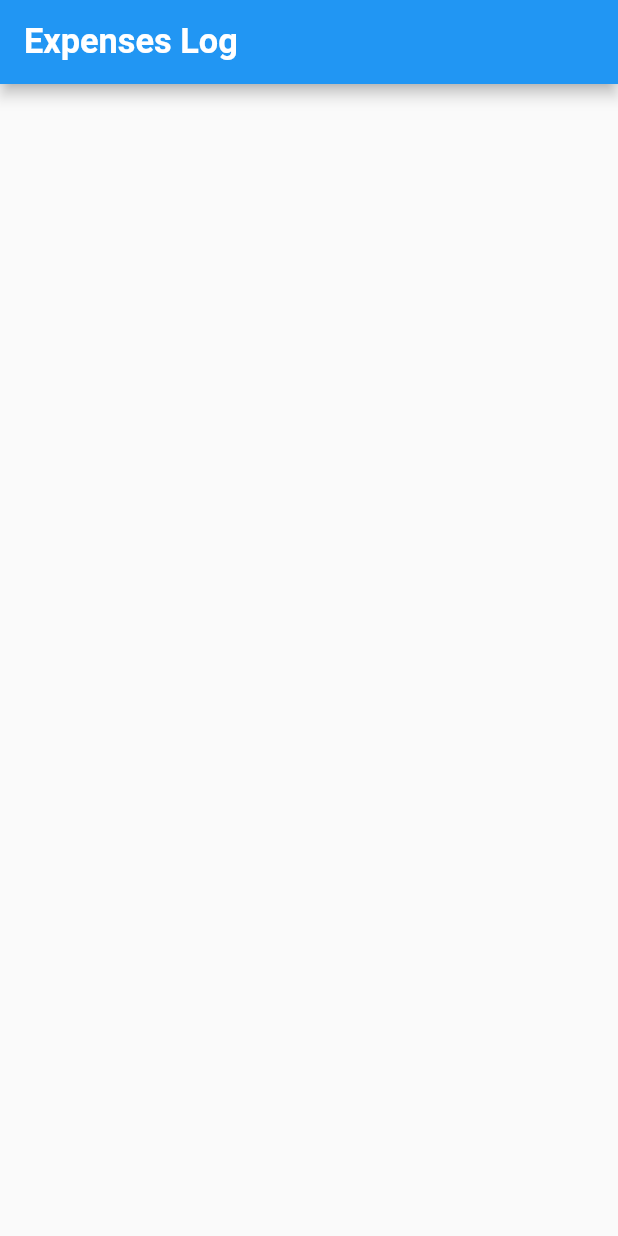
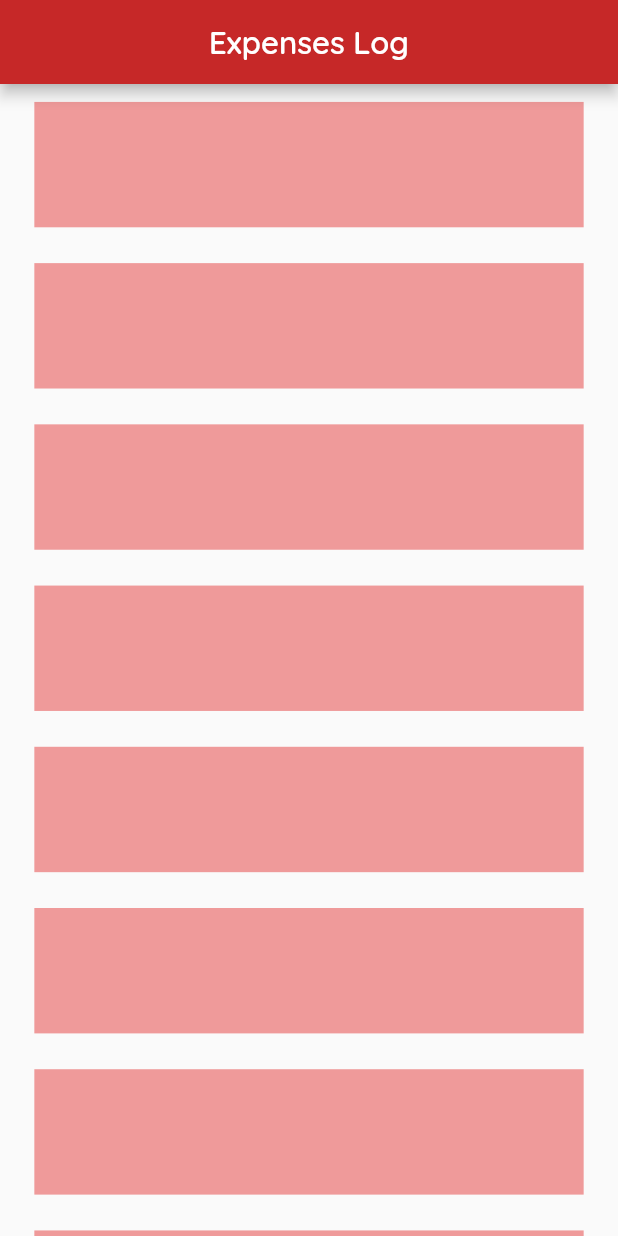
Before and after one commit to ozaenzenzen/flutter-FAMExpensesLog, a Flutter app: the screen it shows after launch, on a phone screen of 412 x 824 dp. Run offline on Flutter 3.47's test engine with Material 2 defaults, Android fonts, the light colour scheme and no system bars; our stand-ins replace flutter_screenutil, get, google_fonts; Roboto replaces fonts that are missing (Oxygen).

Commit message:
update mainpage view

```diff
--- a/lib/mainpage.dart
+++ b/lib/mainpage.dart
@@ -14,12 +14,37 @@ class _MainPageState extends State<MainPage> {
   Widget build(BuildContext context) {
     return Scaffold(
       appBar: AppBar(
+        backgroundColor: Colors.red[800],
+        centerTitle: true,
         title: Text(
           "Expenses Log",
-          style: GoogleFonts.oxygen(
+          style: GoogleFonts.quicksand(
             color: Colors.white,
-            fontSize: screenUtil.setSp(20),
+            fontSize: screenUtil.setSp(18),
             fontWeight: FontWeight.w600,
+          ),
+        ),
+      ),
+      body: SingleChildScrollView(
+        // physics: ScrollPhysics(),
+        child: Container(
+          margin: EdgeInsets.symmetric(
+            horizontal: screenUtil.setWidth(20),
+          ),
+          child: ListView.builder(
+            physics: ScrollPhysics(),
+            shrinkWrap: true,
+            itemCount: 10,
+            itemBuilder: (context, index) {
+              return Container(
+                height: screenUtil.setHeight(70),
+                width: screenUtil.screenWidth,
+                margin: EdgeInsets.symmetric(
+                  vertical: screenUtil.setHeight(10),
+                ),
+                decoration: BoxDecoration(color: Colors.red.shade200),
+              );
+            },
           ),
         ),
       ),
```
